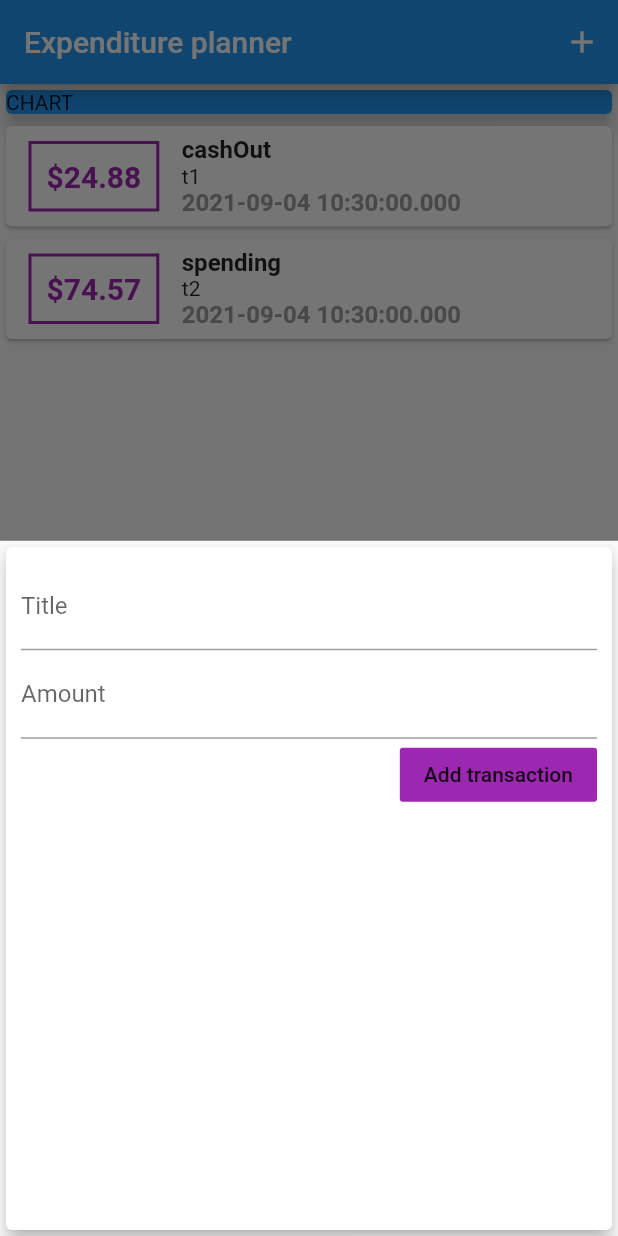
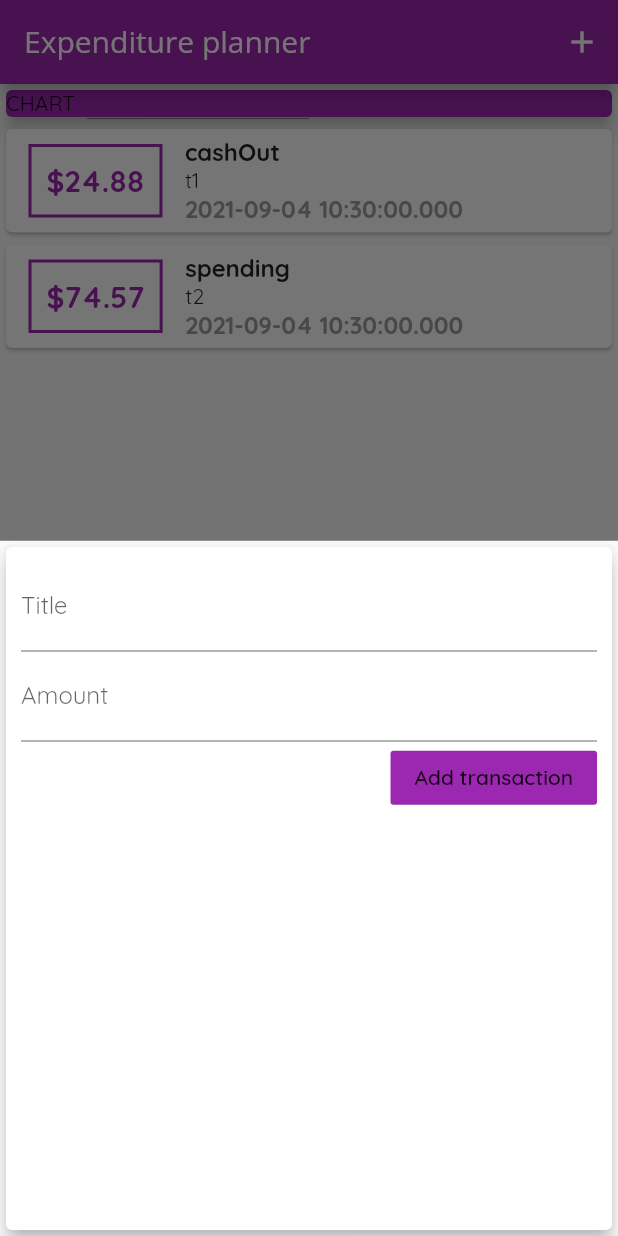
Before and after one commit to abdulbaqisky/planner, a Flutter app: the screen it shows after launch, after a tap on the "add" icon, on a phone screen of 412 x 824 dp. Run offline on Flutter 3.47's test engine with Material 2 defaults, Android fonts, the phone set to English and light mode, and no system bars.

Commit message:
simple theming

```diff
--- a/lib/main.dart
+++ b/lib/main.dart
@@ -12,9 +12,11 @@ class MyApp extends StatelessWidget {
   @override
   Widget build(BuildContext context) {
     return MaterialApp(
-      title: 'Flutter Demo',
+      title: 'Personal Expenses',
       theme: ThemeData(
-        primarySwatch: Colors.blue,
+        primarySwatch: Colors.purple,
+        accentColor: Colors.amber,
+        fontFamily: 'Quicksand',
       ),
       home: MyHomePage(),
     );
@@ -66,7 +68,10 @@ class _MyHomePageState extends State<MyHomePage> {
   Widget build(BuildContext context) {
     return Scaffold(
       appBar: AppBar(
-        title: Text('Expenditure planner'),
+        title: Text(
+          'Expenditure planner',
+          style: TextStyle(fontFamily: 'OpenSans'),
+        ),
         actions: [
           IconButton(
             onPressed: () => _startAddNewTransaction(context),
@@ -81,7 +86,7 @@ class _MyHomePageState extends State<MyHomePage> {
             Container(
               width: double.infinity,
               child: Card(
-                color: Colors.blue,
+                color: Theme.of(context).primaryColor,
                 child: Text('CHART'),
                 elevation: 5,
               ),
--- a/lib/widgets/new_transactions.dart
+++ b/lib/widgets/new_transactions.dart
@@ -1,10 +1,15 @@
 import 'package:flutter/material.dart';
 
-class NewTransaction extends StatelessWidget {
+class NewTransaction extends StatefulWidget {
   final Function addTx;
 
   NewTransaction(this.addTx);
 
+  @override
+  _NewTransactionState createState() => _NewTransactionState();
+}
+
+class _NewTransactionState extends State<NewTransaction> {
   void submitData() {
     final enteredTitle = titleInput.text;
     final enteredAmount = double.parse(amountInput.text);
@@ -12,13 +17,15 @@ class NewTransaction extends StatelessWidget {
     if (enteredTitle.isEmpty || enteredAmount <= 0) {
       return;
     }
-    addTx(
+    widget.addTx(
       titleInput.text,
       double.parse(amountInput.text),
     );
+    Navigator.of(context).pop();
   }
 
   final TextEditingController amountInput = TextEditingController();
+
   final TextEditingController titleInput = TextEditingController();
 
   @override
```
Also changed, not shown: pubspec.yaml (+14 -11 lines), assets/fonts/OpenSans-Bold.ttf (added), assets/fonts/OpenSans-Regular.ttf (added), assets/fonts/Quicksand-Bold.ttf (added), assets/fonts/Quicksand-Light.ttf (added), assets/fonts/Quicksand-Medium.ttf (added), assets/fonts/Quicksand-Regular.ttf (added).
